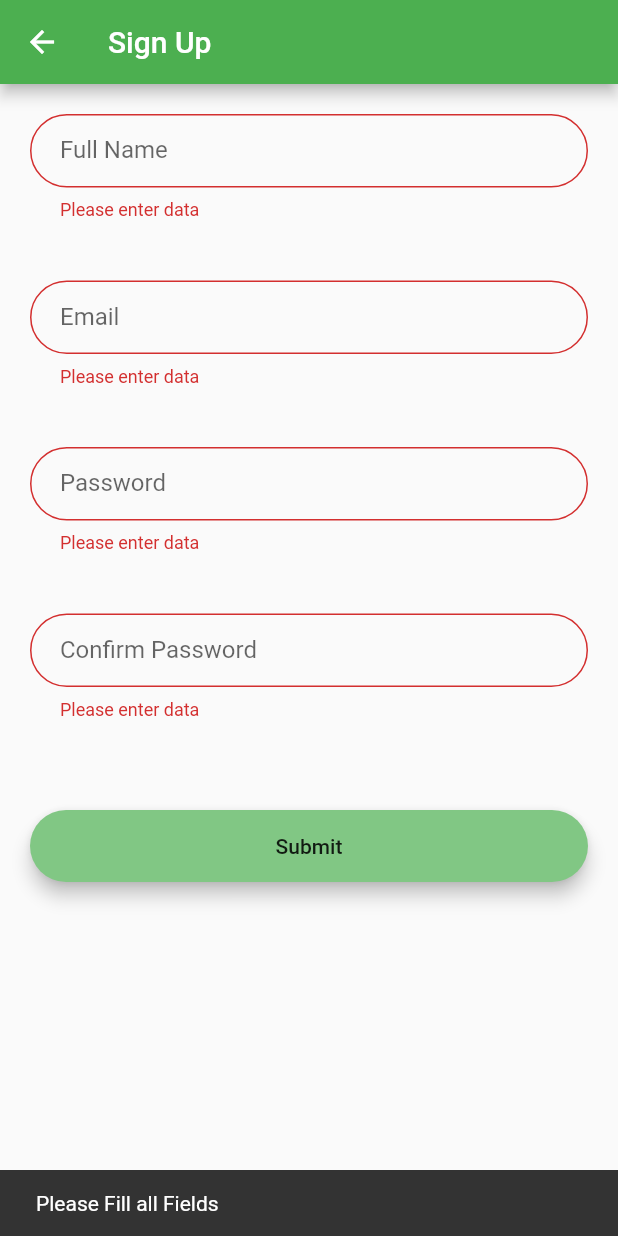
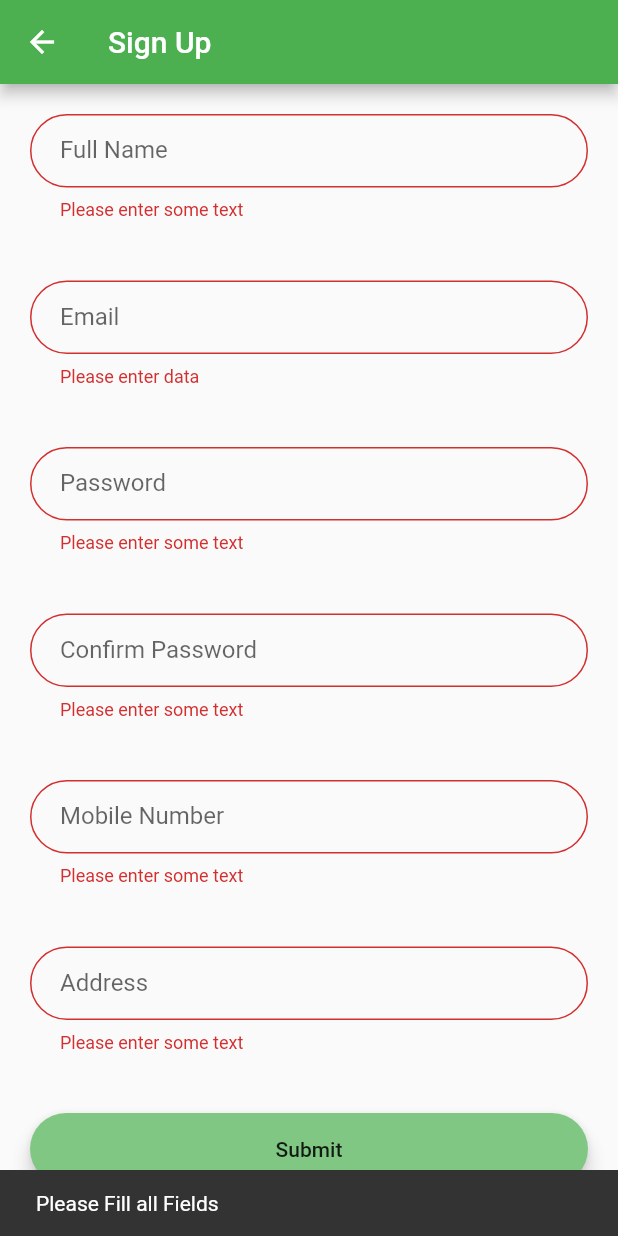
Before and after one commit to D-mahmoud/Wise-Food, a Flutter app: the SignUpPage screen opened by its route, after a tap on "Submit", on a phone screen of 412 x 824 dp. Run offline on Flutter 3.47's test engine with Material 2 defaults, Android fonts, the phone set to English and light mode, and no system bars; our stand-ins replace flutter_rating_bar, settings_ui.

Commit message:
number+address+validation

```diff
--- a/lib/signup.dart
+++ b/lib/signup.dart
@@ -1,4 +1,7 @@
 import 'package:flutter/material.dart';
+
+const pattern = r'(^(?:[+0]9)?[0-9]{10,12}$)';
+final validatePhone = RegExp(pattern);
 
 class SignUpPage extends StatefulWidget {
   @override
@@ -7,6 +10,7 @@ class SignUpPage extends StatefulWidget {
 
 class _SignUpPageState extends State<SignUpPage> {
   TextStyle style = TextStyle(fontFamily: 'Montserrat', fontSize: 20.0);
+  static final validCharacters = RegExp(r'^[a-zA-Z0-9]+$');
   final _formKey = GlobalKey<FormState>();
 
   @override
@@ -34,9 +38,11 @@ class _SignUpPageState extends State<SignUpPage> {
                             borderRadius: BorderRadius.circular(32.0))),
                     validator: (value) {
                       if (value.isEmpty) {
-                        return 'Please enter data';
+                        return 'Please enter some text';
                       }
-
+                      if (!value.contains(validCharacters)) {
+                        return 'Please enter the correct format';
+                      }
                       return null;
                     },
                     onSaved: (value) {
@@ -76,9 +82,11 @@ class _SignUpPageState extends State<SignUpPage> {
                             borderRadius: BorderRadius.circular(32.0))),
                     validator: (value) {
                       if (value.isEmpty) {
-                        return 'Please enter data';
+                        return 'Please enter some text';
                       }
-
+                      if (!value.contains(validCharacters)) {
+                        return 'Please enter the correct format';
+                      }
                       return null;
                     },
                     onSaved: (value) {
@@ -97,9 +105,11 @@ class _SignUpPageState extends State<SignUpPage> {
                             borderRadius: BorderRadius.circular(32.0))),
                     validator: (value) {
                       if (value.isEmpty) {
-                        return 'Please enter data';
+                        return 'Please enter some text';
                       }
-
+                      if (!value.contains(validCharacters)) {
+                        return 'Please enter the correct format';
+                      }
                       return null;
                     },
                     onSaved: (value) {
@@ -107,8 +117,47 @@ class _SignUpPageState extends State<SignUpPage> {
                     },
                   ),
                 ),
-                SizedBox(
-                  height: 20.0,
+                Padding(
+                  padding: const EdgeInsets.all(20.0),
+                  child: TextFormField(
+                    style: TextStyle(color: Colors.green),
+                    decoration: InputDecoration(
+                        contentPadding:
+                            EdgeInsets.fromLTRB(20.0, 15.0, 20.0, 15.0),
+                        labelText: "Mobile Number",
+                        border: OutlineInputBorder(
+                            borderRadius: BorderRadius.circular(32.0))),
+                    validator: (value) {
+                      if (value.isEmpty) {
+                        return 'Please enter some text';
+                      }
+                      if (!value.contains(validatePhone)) {
+                        return 'Please enter the correct format';
+                      }
+                      return null;
+                    },
+                  ),
+                ),
+                Padding(
+                  padding: const EdgeInsets.all(20.0),
+                  child: TextFormField(
+                    style: TextStyle(color: Colors.green),
+                    decoration: InputDecoration(
+                        contentPadding:
+                            EdgeInsets.fromLTRB(20.0, 15.0, 20.0, 15.0),
+                        labelText: "Address",
+                        border: OutlineInputBorder(
+                            borderRadius: BorderRadius.circular(32.0))),
+                    validator: (value) {
+                      if (value.isEmpty) {
+                        return 'Please enter some text';
+                      }
+                      if (!value.contains(validCharacters)) {
+                        return 'Please enter the correct format';
+                      }
+                      return null;
+                    },
+                  ),
                 ),
                 Padding(
                   padding: const EdgeInsets.all(20),
@@ -137,6 +186,7 @@ class _SignUpPageState extends State<SignUpPage> {
                         }
                         // _formKey.currentState.save();
                       },
+
                       child: Text('Submit'),
                       //push hena
                     ),
@@ -148,7 +198,5 @@ class _SignUpPageState extends State<SignUpPage> {
         ),
       ),
     );
-
-
   }
 }
```
